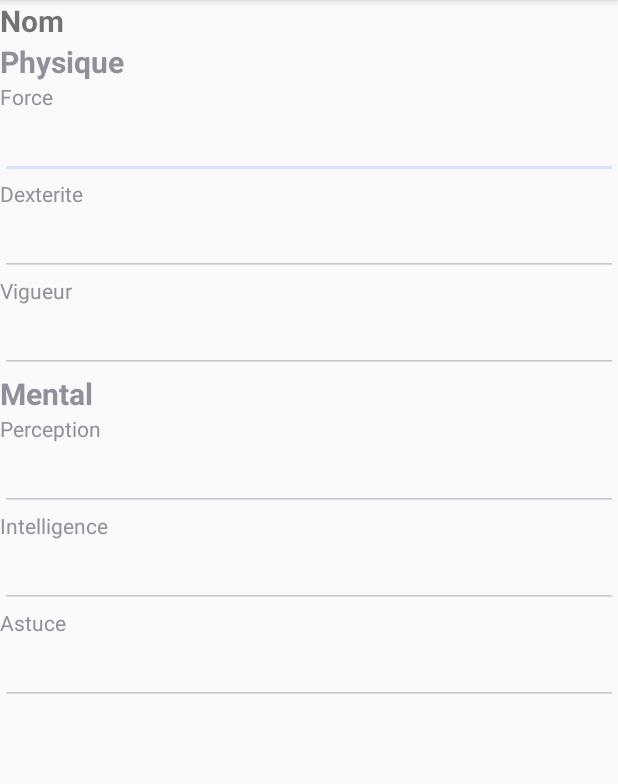
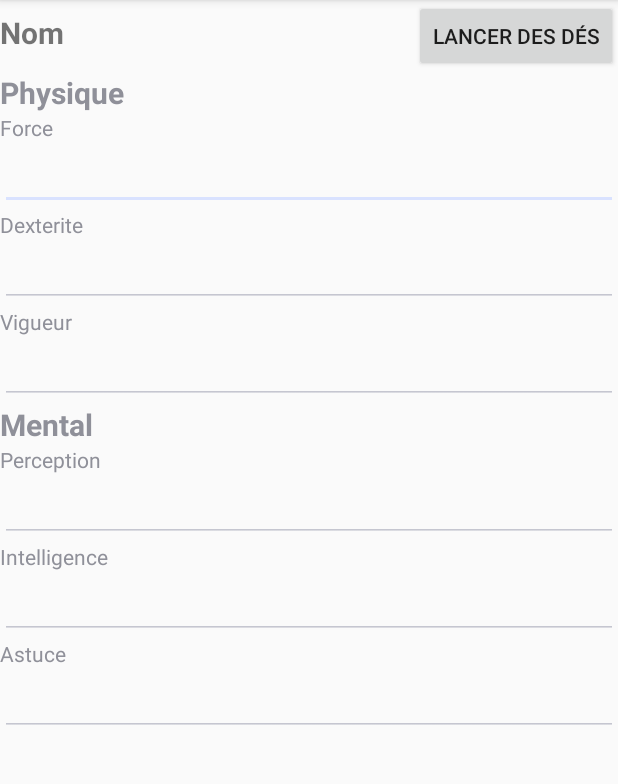
Before and after one commit to Kitolex/AndroidProjetJDR, an Android app: the ListeFichesActivity screen opened directly, with no data from a screen before it, after a tap on an icon or button, on a phone screen of 412 x 824 dp, the part 84-868 px from its top. Run offline under Robolectric (Android 15) with nearby library versions, the phone set to English and light mode, and no system bars; 1 statement that could not run was skipped.

Commit message:
ajout du bouton de lancer de dés sur la fiche perso

```diff
--- a/app/src/main/java/ca/uqac/projetjdr/DatabaseHelper.java
+++ b/app/src/main/java/ca/uqac/projetjdr/DatabaseHelper.java
@@ -24,7 +24,7 @@ import ca.uqac.projetjdr.jdr.exception.ValeurImpossibleException;
 public class DatabaseHelper extends SQLiteOpenHelper {
 
     private static final String LOG = "DIM";
-    private static final int DATABASE_VERSION = 12;
+    private static final int DATABASE_VERSION = 13;
     private static final String DATABASE_NAME = "JDR";
 
     private static final String TABLE_FICHE = "fiches";
--- a/app/src/main/java/ca/uqac/projetjdr/ModifierActivite.java
+++ b/app/src/main/java/ca/uqac/projetjdr/ModifierActivite.java
@@ -7,6 +7,7 @@ import android.os.Bundle;
 import android.support.v7.app.AppCompatActivity;
 import android.util.Log;
 import android.util.TypedValue;
+import android.view.View;
 import android.widget.EditText;
 import android.widget.LinearLayout;
 import android.widget.TextView;
@@ -87,4 +88,9 @@ public class ModifierActivite extends AppCompatActivity {
         }
 
     }
+
+    public void BoutonLancerDes(View view) {
+        Intent intent = new Intent(ModifierActivite.this, LancerDesActivity.class);
+        startActivity(intent);
+    }
 }
--- a/app/src/main/res/layout/activity_main.xml
+++ b/app/src/main/res/layout/activity_main.xml
@@ -55,7 +55,7 @@
             <Button
                 android:layout_width="match_parent"
                 android:layout_height="wrap_content"
-                android:text="Lancer des dés"
+                android:text="@string/lancer_des_des"
                 android:id="@+id/LancerDes"
                 android:onClick="BoutonLancerDes"/>
 
--- a/app/src/main/res/layout/modifier_activity.xml
+++ b/app/src/main/res/layout/modifier_activity.xml
@@ -33,7 +33,16 @@
                     android:id="@+id/textNomFichePerso"
                     android:layout_width="0dp"
                     android:layout_height="wrap_content"
+                    android:textSize="20dp"
+                    android:textStyle="bold"
                     android:layout_weight="4" />
+
+                <Button
+                    android:layout_width="wrap_content"
+                    android:layout_height="wrap_content"
+                    android:text="@string/lancer_des_des"
+                    android:id="@+id/LancerDes"
+                    android:onClick="BoutonLancerDes"/>
 
             </LinearLayout>
 
--- a/app/src/main/res/values/strings.xml
+++ b/app/src/main/res/values/strings.xml
@@ -11,4 +11,5 @@
     <string name="creer_une_fiche_perso">Créer une fiche perso</string>
     <string name="vous_n_avez_cree_aucune_fiche">Vous n\'avez créé aucune fiche !</string>
     <string name="nom">Nom</string>
+    <string name="lancer_des_des">Lancer des dés</string>
 </resources>
```
